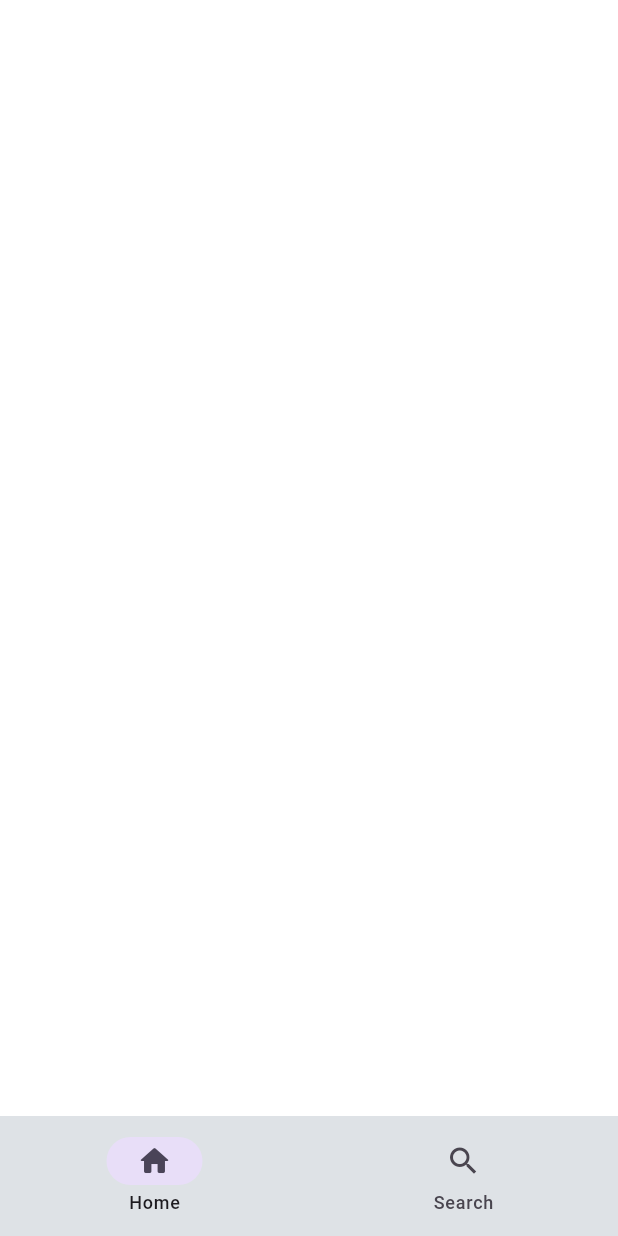
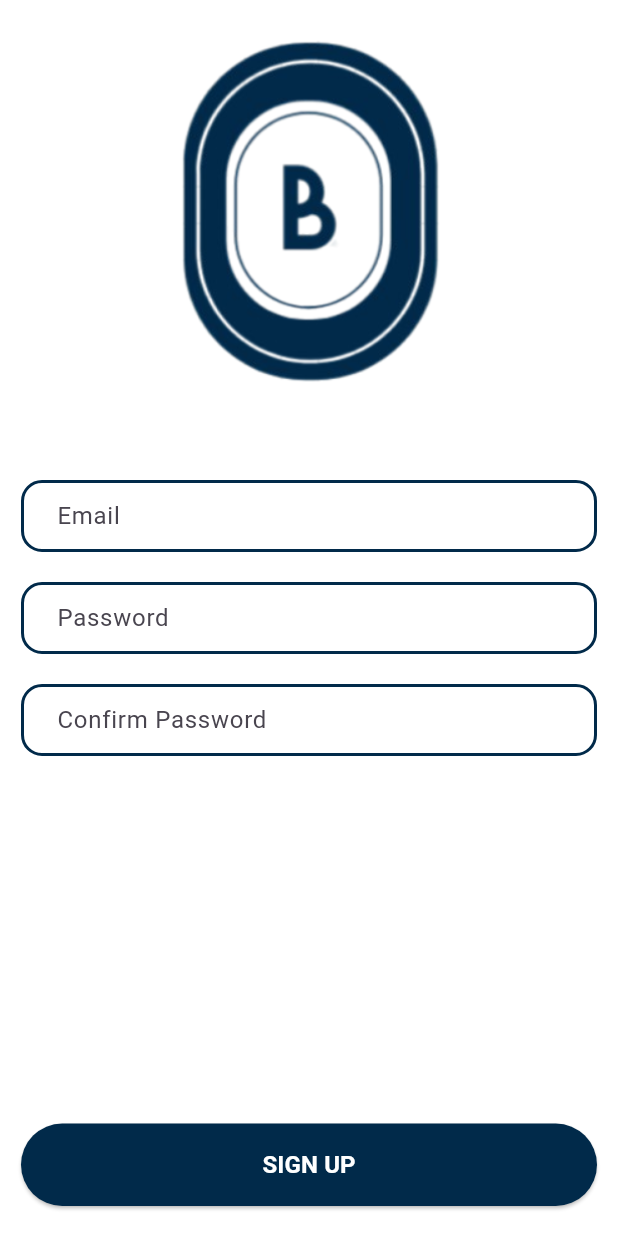
Before and after one commit to RazafimanantsoaJohnson/brokeMusicApp_client, a Flutter app: the screen it shows after launch, on a phone screen of 412 x 824 dp. Run offline on Flutter 3.47's test engine with Material 3 defaults, Android fonts, the phone set to English and light mode, and no system bars; drawn by our look-alikes of loader_overlay; our stand-ins replace audioplayers; missing offline and left inert: flutter_glass_morphism; network calls fail.

Commit message:
added icons and signup screen

```diff
--- a/lib/components/constants.dart
+++ b/lib/components/constants.dart
@@ -1,3 +1,4 @@
+import 'package:brokemusicapp/constants.dart';
 import 'package:flutter/material.dart';
 
 const kCardWidth = 220.0;
@@ -48,5 +49,36 @@ var kSearchFieldDecoration = InputDecoration(
     ),
 );
 
+var kAuthInputDecoration = InputDecoration(
+  contentPadding: EdgeInsets.symmetric(vertical: 10.0, horizontal: 20.0),
+  border: OutlineInputBorder(
+      borderSide: BorderSide(width: 2.0),
+      borderRadius: BorderRadius.all(Radius.circular(14.0))
+  ),
+    enabledBorder: OutlineInputBorder(
+        borderSide: BorderSide(width: 2.0, color: Color(kPlayerBackground)),
+        borderRadius: BorderRadius.all(Radius.circular(14.0))
+    ),
+    focusedBorder: OutlineInputBorder(
+        borderSide: BorderSide(color: Colors.lightBlueAccent, width: 2.5),
+        borderRadius: BorderRadius.all(Radius.circular(14.0))
+    )
+);
+var kAuthInputErrorDecoration = InputDecoration(
+    contentPadding: EdgeInsets.symmetric(vertical: 10.0, horizontal: 14.0),
+    border: OutlineInputBorder(
+        borderSide: BorderSide(color: Colors.redAccent,width: 3.0),
+        borderRadius: BorderRadius.all(Radius.circular(14.0))
+    ),
+    enabledBorder: OutlineInputBorder(
+        borderSide: BorderSide(color: Colors.redAccent, width: 2.5),
+        borderRadius: BorderRadius.all(Radius.circular(14.0))
+    ),
+    focusedBorder: OutlineInputBorder(
+        borderSide: BorderSide(color: Colors.redAccent, width: 2.5),
+        borderRadius: BorderRadius.all(Radius.circular(14.0))
+    )
+);
+
 const kCancelButtonPadding = 24.0;
 const kCancelButtonSize = 40.0;
--- a/lib/constants.dart
+++ b/lib/constants.dart
@@ -6,9 +6,12 @@ const kTertiaryColor = 0xffdee2e6;
 const kPlayerBackground = 0xff012a4a;
 const kPlayerSecondaryColor = 0xff0077b6;
 
+const kAuthFormVerticalSpacing = 20.0;
+
 const kServerBaseUrl = "http://10.0.2.2:8000/api/";
 // const kServerBaseUrl = "https://ce2980545460.ngrok-free.app/api/"; // test ngrok
 const kSigninEndpoint = "signin";
+const kSignupEndpoint = "signup";
 const kAlbumTracksEndpoint = "tracks";
 const kAlbumSearchEndpoint = "albums";
 const kMaxNumberOfPlayers = 5;
@@ -17,3 +20,7 @@ var testSignin = {
   "email": "email",
   "password": "beybey"
 };
+
+enum LoadingScreenReasons{
+  playAlbum,
+}
--- a/lib/logics/AuthBrain.dart
+++ b/lib/logics/AuthBrain.dart
@@ -7,6 +7,7 @@ import 'package:http/http.dart' as http;
 class AuthBrain extends ChangeNotifier{
   String _email = "";
   String _accessToken = "";
+  String _refreshToken = "";
 
   Future<bool> signin(String email, String password) async{
     try{
@@ -24,6 +25,7 @@ class AuthBrain extends ChangeNotifier{
       }
       var resBody= jsonDecode(response.body);
       _accessToken = resBody['token'];
+      _refreshToken = resBody['refresh_token'];
       _email = email;
       return true;
     } catch(e){
@@ -31,5 +33,23 @@ class AuthBrain extends ChangeNotifier{
     }
   }
 
+  Future<void> signup(String email, String password) async{
+    try{
+      Uri url= Uri.parse("$kServerBaseUrl$kSignupEndpoint");
+      Map<String, String> reqBody = {
+        'email': email,
+        'password': password
+      };
+      http.Response response= await http.post(url, body: jsonEncode(reqBody), headers: {
+        'Content-Type': 'application/json'
+      });
+      if (response.statusCode > 299){
+        throw Exception("error happened when creating this user");
+      }
+    }catch(e){
+      rethrow;
+    }
+  }
+
   get accessToken => _accessToken;
 }
--- a/lib/main.dart
+++ b/lib/main.dart
@@ -4,6 +4,7 @@ import 'package:brokemusicapp/logics/PlayerBrain.dart';
 import 'package:brokemusicapp/screens/MainScreen.dart';
 import 'package:flutter/material.dart';
 import 'package:flutter_glass_morphism/flutter_glass_morphism.dart';
+import 'package:loader_overlay/loader_overlay.dart';
 import 'package:provider/provider.dart';
 
 void main() {
@@ -29,12 +30,14 @@ class MyApp extends StatelessWidget {
             primaryColor: Color(0xFFFFFFFF),
             primaryColorDark: Color(0xFFF1F1F1),
           ),
-          home: Scaffold(
-            body: Container(
-              width: double.infinity,
-              height: double.infinity,
-              child: MainScreen()
-            )
+          home: LoaderOverlay(
+            child: Scaffold(
+              body: Container(
+                width: double.infinity,
+                height: double.infinity,
+                child: MainScreen()
+              )
+            ),
           )
         ),
       ),
--- a/lib/screens/MainScreen.dart
+++ b/lib/screens/MainScreen.dart
@@ -5,8 +5,10 @@ import 'package:brokemusicapp/constants.dart';
 import 'package:brokemusicapp/logics/AuthBrain.dart';
 import 'package:brokemusicapp/logics/Navigation.dart';
 import 'package:brokemusicapp/screens/AlbumScreen.dart';
+import 'package:brokemusicapp/screens/LoadingScreen.dart';
 import 'package:brokemusicapp/screens/SearchScreen.dart';
 import 'package:brokemusicapp/models/Albums.dart';
+import 'package:brokemusicapp/screens/SignupScreen.dart';
 import 'package:flutter/material.dart';
 import 'package:provider/provider.dart';
 
@@ -19,7 +21,7 @@ class MainScreen extends StatefulWidget {
 
 class _MainScreenState extends State<MainScreen> {
   int currentPageIndex = 0;
-  String testAccessToken = "eyJhbGciOiJIUzI1NiIsInR5cCI6IkpXVCJ9.eyJpc3MiOiJicm9rZW11c2ljYXBwIiwic3ViIjoiZWM4NzY4YWItMDcwYS00NTZmLTgxMTMtMDFmZmQ5MWViMmVjIiwiZXhwIjoxNzYzMzAwMTY5LCJpYXQiOjE3NjMyOTY1Njl9.whd0v0E3OyCL1SpVhMyBAry8DwtmGR6ntLk4exSUwLg";
+  String testAccessToken = "eyJhbGciOiJIUzI1NiIsInR5cCI6IkpXVCJ9.eyJpc3MiOiJicm9rZW11c2ljYXBwIiwic3ViIjoiZWM4NzY4YWItMDcwYS00NTZmLTgxMTMtMDFmZmQ5MWViMmVjIiwiZXhwIjoxNzYzNTI0NDk1LCJpYXQiOjE3NjM1MjA4OTV9.PsjgJKAVznlZp0_feuhq01xqfwEEv97kp46xPAWFwT8";
 
   @override
   void initState() {
@@ -110,6 +112,7 @@ class _MainScreenState extends State<MainScreen> {
     String currentUserToken = Provider.of<AuthBrain>(context).accessToken;
     bool showAlbumScreen = Provider.of<NavigationBrain>(context).isAlbumScreenVisible;
 
+    return SignupScreen();
     return Scaffold(
       backgroundColor: Colors.white,
       bottomNavigationBar: NavigationBar(
@@ -136,7 +139,7 @@ class _MainScreenState extends State<MainScreen> {
                 )
             )
         ),
-        SearchScreen()
+        SearchScreen(),
       ][currentPageIndex],
       floatingActionButton: FloatingPlayerButton(),
       floatingActionButtonLocation: FloatingActionButtonLocation.centerFloat,
--- /dev/null
+++ b/lib/screens/SignupScreen.dart
@@ -0,0 +1,116 @@
+import 'package:brokemusicapp/constants.dart';
+import 'package:flutter/material.dart';
+import 'package:brokemusicapp/components/constants.dart';
+
+
+class SignupScreen extends StatefulWidget {
+  const SignupScreen({super.key});
+
+  @override
+  State<SignupScreen> createState() => _SignupScreenState();
+}
+
+class _SignupScreenState extends State<SignupScreen> {
+  String email = "";
+  String password = "";
+  String passwordConfirmation = "";
+  bool isErrorPassword = false;
+  bool isErrorEmail= false;
+
+  @override
+  Widget build(BuildContext context) {
+    return Scaffold(
+      backgroundColor: Colors.white,
+      body: SafeArea(
+        child: Padding(
+          padding: EdgeInsets.only(left: 14, right: 14, top: 20.0, bottom: 20.0),
+          child: Column(
+            crossAxisAlignment: CrossAxisAlignment.stretch,
+            mainAxisAlignment: MainAxisAlignment.spaceBetween,
+            spacing: kAuthFormVerticalSpacing,
+            children: [
+              Column(
+                spacing: kAuthFormVerticalSpacing,
+                children: [
+                  Container(
+                    height: 240.0,
+                    width: 240.0,
+                    child: Image.asset(
+                        'resources/images/Icon_bma.png',
+                        fit: BoxFit.scaleDown
+                    ),
+                  ),
+                  SizedBox(height: kAuthFormVerticalSpacing),
+                  TextField(
+                    onChanged: (value) {
+                      email = value;
+                    },
+                    decoration: kAuthInputDecoration.copyWith(
+                      labelText: "Email",
+                    ),
+                    style: TextStyle(color: Colors.grey.shade900),
+                    onSubmitted: (value) async{
+                      setState(() {});
+                    },
+                  ),
+                  TextField(
+                    onChanged: (value) {
+                      password = value;
+                    },
+                    obscureText: true,
+                    decoration: kAuthInputDecoration.copyWith(
+                      labelText: "Password",
+                    ),
+                    style: TextStyle(color: Colors.grey.shade900),
+                    onSubmitted: (value) async{
+                      setState(() {});
+                    },
+                  ),
+                  TextField(
+                    onChanged: (value) {
+                      passwordConfirmation = value;
+                    },
+                    obscureText: true,
+                    decoration: kAuthInputDecoration.copyWith(
+                      labelText: "Confirm Password",
+                    ),
+                    style: TextStyle(color: Colors.grey.shade900),
+                    onSubmitted: (value) async{
+                      setState(() {});
+                    },
+                  ),
+                ]
+              ),
+              ElevatedButton(
+                onPressed: (){},
+                style: ButtonStyle(
+                  backgroundColor: WidgetStateProperty.resolveWith<Color?>(
+                      (Set<WidgetState> states){
+                        if(states.contains(WidgetState.pressed)){
+                          return Color(kPlayerBackground).withAlpha(160);
+                        }
+                        return Color(kPlayerBackground);
+                      }
+                  ),
+                  padding: WidgetStateProperty.resolveWith<EdgeInsets?>(
+                      (Set<WidgetState> states){
+                        return EdgeInsets.symmetric(vertical: 16.0);
+                      }
+                  ),
+                ),
+                child: Text(
+                    "SIGN UP",
+                    style: TextStyle(
+                      fontSize: 16,
+                      fontWeight: FontWeight.w600,
+                      color: Colors.white
+                    )
+                )
+              )
+            ],
+          ),
+        ),
+      ),
+    );
+  }
+}
--- a/pubspec.yaml
+++ b/pubspec.yaml
@@ -38,6 +38,7 @@ dependencies:
   provider: ^6.1.5+1
   http: ^1.5.0
   flutter_glass_morphism: ^1.0.2
+  loader_overlay: ^5.0.0
 
 dev_dependencies:
   flutter_test:
@@ -65,6 +66,8 @@ flutter:
     - family: BBHSansBogle
       fonts:
         - asset: resources/fonts/BBHSansBogle-Regular.ttf
+  assets:
+    - resources/images/
 
   # To add assets to your application, add an assets section, like this:
   # assets:
```
Also changed, not shown: lib/screens/AlbumScreen.dart (+4 -4 lines), lib/screens/LoadingScreen.dart (added, +30 -0 lines), pubspec.lock, resources/images/Icon_bma.png (added), resources/images/Icon_bma_withText.png (added), 5 other files.
